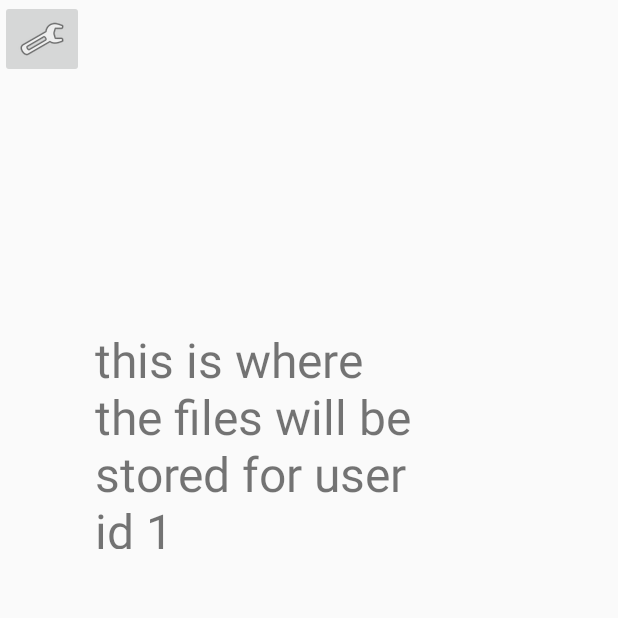
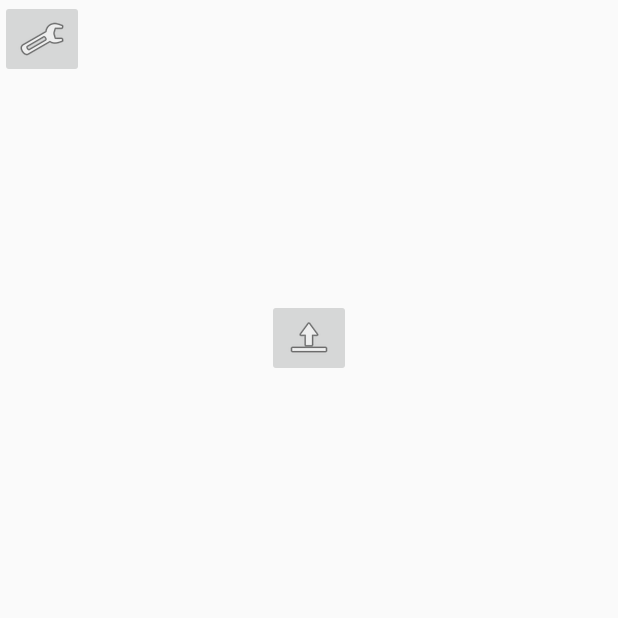
Before and after one commit to Bshuryan/SophProj, an Android app: the Vault screen opened directly, with no data from a screen before it, on a phone screen of 412 x 824 dp, the top half of it. Run offline under Robolectric (Android 15) with nearby library versions, the phone set to English and light mode, and no system bars.

Commit message:
gained access to photos on emulator when click upload button- not sure if works with text files such as pdf's but will test again soon

```diff
--- a/app/src/main/AndroidManifest.xml
+++ b/app/src/main/AndroidManifest.xml
@@ -2,7 +2,8 @@
 <manifest xmlns:android="http://schemas.android.com/apk/res/android"
     package="com.example.csi_app">
     <uses-permission android:name="android.permission.WRITE_EXTERNAL_STORAGE" />
-    <uses-feature android:name="android.hardware.camera" android:required="true" />
+    <uses-feature android:name="android.hardware.camera" android:required="true"/>
+    <uses-permission android:name="android.permission.READ_EXTERNAL_STORAGE"/>
 
     <application
         android:allowBackup="true"
--- a/app/src/main/java/com/example/csi_app/User.java
+++ b/app/src/main/java/com/example/csi_app/User.java
@@ -24,6 +24,7 @@ public class User {
     String security_answer;
     Bitmap QR;
     int id;
+    String[] fileNames;
 
     public User(String username, String security_question, String security_answer, String email_address) {
         this.email_address = email_address;
@@ -32,6 +33,7 @@ public class User {
         this.security_answer = security_answer;
         QR = null;
         id = User.accounts.size() + 1;
+        fileNames = new String[15];
     }
 
     public User() {
--- a/app/src/main/java/com/example/csi_app/Vault2.java
+++ b/app/src/main/java/com/example/csi_app/Vault2.java
@@ -15,7 +15,7 @@ public class Vault2 extends AppCompatActivity {
         super.onCreate(savedInstanceState);
         setContentView(R.layout.activity_vault2);
 
-        settingsButton = (ImageButton)findviewbyID(R.id.settingsButton2);
+        settingsButton = (ImageButton)findViewById(R.id.settingsButton2);
         settingsButton.setOnClickListener(new View.OnClickListener() {
             @Override
             public void onClick(View v) {
--- a/app/src/main/java/com/example/csi_app/Vault3.java
+++ b/app/src/main/java/com/example/csi_app/Vault3.java
@@ -16,7 +16,7 @@ public class Vault3 extends AppCompatActivity {
         super.onCreate(savedInstanceState);
         setContentView(R.layout.activity_vault3);
 
-        settingsButton = (ImageButton)findviewbyID(R.id.settingsButton3);
+        settingsButton = (ImageButton)findViewById(R.id.settingsButton3);
         settingsButton.setOnClickListener(new View.OnClickListener() {
             @Override
             public void onClick(View v) {
--- a/app/src/main/res/layout/activity_vault.xml
+++ b/app/src/main/res/layout/activity_vault.xml
@@ -5,18 +5,6 @@
     android:layout_width="match_parent"
     android:layout_height="match_parent"
     tools:context=".Vault">
-
-    <TextView
-        android:id="@+id/textView9"
-        android:layout_width="231dp"
-        android:layout_height="148dp"
-        android:layout_marginStart="63dp"
-        android:layout_marginLeft="63dp"
-        android:layout_marginTop="218dp"
-        android:text="this is where the files will be stored for user id 1"
-        android:textSize="32dp"
-        app:layout_constraintStart_toStartOf="parent"
-        app:layout_constraintTop_toTopOf="parent" />
 
     <ImageButton
         android:id="@+id/settingsButton1"
@@ -26,4 +14,20 @@
         tools:layout_editor_absoluteX="16dp"
         tools:layout_editor_absoluteY="663dp" />
 
+    <ImageButton
+        android:id="@+id/upload"
+        android:layout_width="wrap_content"
+        android:layout_height="wrap_content"
+        android:layout_marginStart="177dp"
+        android:layout_marginLeft="177dp"
+        android:layout_marginTop="153dp"
+        android:layout_marginEnd="178dp"
+        android:layout_marginRight="178dp"
+        android:layout_marginBottom="527dp"
+        app:layout_constraintBottom_toBottomOf="parent"
+        app:layout_constraintEnd_toEndOf="parent"
+        app:layout_constraintStart_toStartOf="parent"
+        app:layout_constraintTop_toTopOf="parent"
+        app:srcCompat="@android:drawable/ic_menu_upload" />
+
 </android.support.constraint.ConstraintLayout>
```
Also changed, not shown: app/src/main/java/com/example/csi_app/Settings.java (+6 -6 lines), app/src/main/java/com/example/csi_app/Vault.java (+52 -7 lines), 2 other files.
